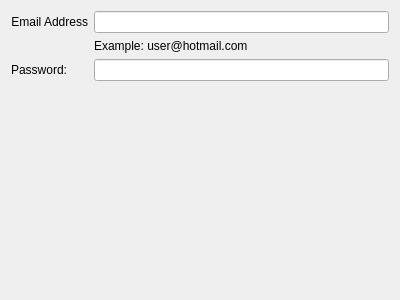
Qt form butterfly/main-options-widget.ui (KDE/ktp-accounts-kcm) before a commit.
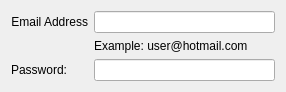
The same form after that commit. Custom widgets are drawn as their Qt base class.

Commit message: Fix layout issues in the edit dialogs

```diff
--- a/butterfly/main-options-widget.ui
+++ b/butterfly/main-options-widget.ui
@@ -6,10 +6,16 @@
    <rect>
     <x>0</x>
     <y>0</y>
-    <width>400</width>
-    <height>300</height>
+    <width>286</width>
+    <height>74</height>
    </rect>
   </property>
+  <property name="sizePolicy">
+   <sizepolicy hsizetype="Preferred" vsizetype="Minimum">
+    <horstretch>0</horstretch>
+    <verstretch>0</verstretch>
+   </sizepolicy>
+  </property>
   <property name="windowTitle">
    <string>Account Preferences</string>
   </property>
```
Left out of the diff: 16 changed lines with no effect on the pictures. The commit also changes 1 other file.
